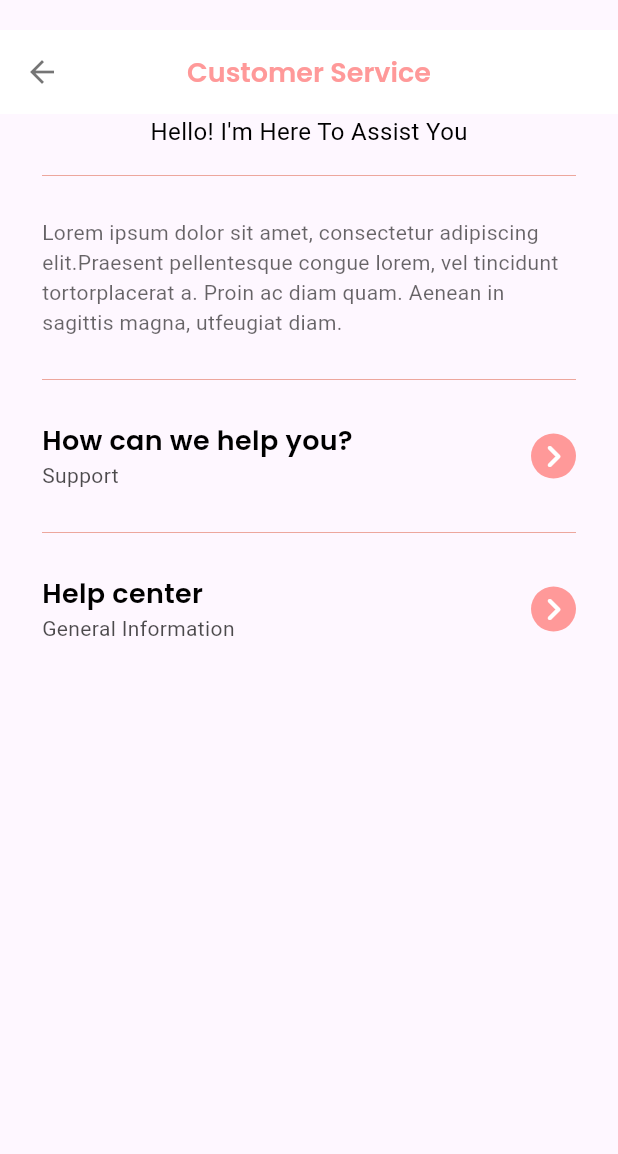
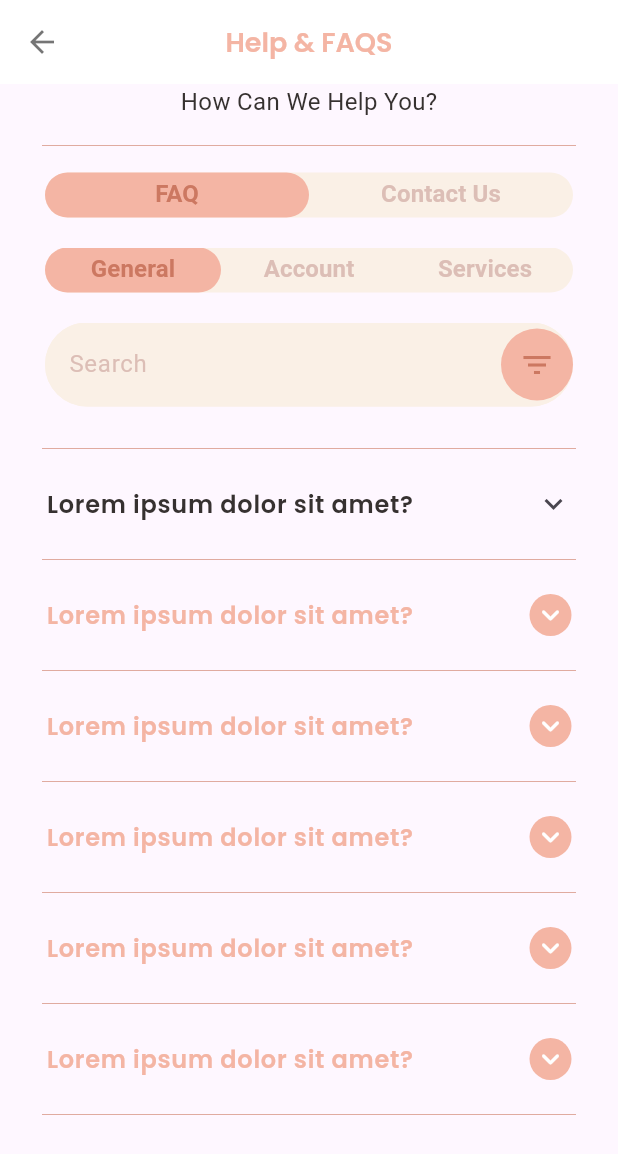
Before and after one commit to hlakhaled/customer-service, a Flutter app: the screen it shows after launch, on a phone screen of 412 x 824 dp. Shown: the top 1154 px of the screen. Run offline on Flutter 3.47's test engine with Material 3 defaults, Android fonts, the phone set to English and light mode, and no system bars; our stand-ins replace get, google_fonts.

Commit message:
finish FAQ screen

```diff
--- /dev/null
+++ b/lib/constants/assets.dart
@@ -0,0 +1,8 @@
+// ignore_for_file: prefer_single_quotes
+class Assets {
+  Assets._();
+
+  /// Assets for assetsFilter
+  /// lib/assets/filter.png
+  static const String assetsFilter = "lib/assets/filter.png";
+}
--- a/lib/core/constatnts/app_colors.dart
+++ b/lib/core/constatnts/app_colors.dart
@@ -2,11 +2,11 @@ import 'package:flutter/material.dart';
 
 class AppColors {
   static const Color white = Colors.white;
-  static const Color black = Colors.black;
+  static const Color black = Color(0xff363130);
   static const Color black54 = Colors.black54;
-  static const Color salmon = Color(0xFFFF9999);
-  static const Color terracotta = Color(0xFFE2725B);
-  static const Color brownRosy = Color(0xFFB87333);
-  static const Color beige = Color(0xFFF5F5DC);
-  static const Color orangeDark = Color(0xFFCC5500);
+  static const Color salmon = Color(0xFFf4B5A4);
+  static const Color terracotta = Color(0xFFCC7861);
+  static const Color brownRosy = Color(0xFFDCBEB6);
+  static const Color beige = Color(0xFFFAF0E6);
+  static const Color orangeDark = Color(0xFFCC7861);
 }
--- a/lib/main.dart
+++ b/lib/main.dart
@@ -12,7 +12,7 @@
   @override
   Widget build(BuildContext context) {
     return GetMaterialApp(
-      initialRoute: AppRoutes.customerService,
+      initialRoute: AppRoutes.helpFaqs,
       getPages: AppPages.routes,
       debugShowCheckedModeBanner: false,
     );
--- /dev/null
+++ b/lib/modules/help_faqs_module/bindings/help_faqs_binding.dart
@@ -0,0 +1,10 @@
+import 'package:customer_service/modules/help_faqs_module/controllers/customer_service_controller.dart';
+import 'package:get/get.dart';
+
+
+class HelpFaqsBinding extends Bindings {
+  @override
+  void dependencies() {
+    Get.lazyPut<HelpFaqsController>(() => HelpFaqsController());
+  }
+}
--- /dev/null
+++ b/lib/modules/help_faqs_module/controllers/customer_service_controller.dart
@@ -0,0 +1,9 @@
+import 'package:get/get.dart';
+
+
+class HelpFaqsController extends GetxController {
+
+
+
+
+}
--- /dev/null
+++ b/lib/modules/help_faqs_module/views/help_faqs_view.dart
@@ -0,0 +1,11 @@
+import 'package:customer_service/modules/help_faqs_module/views/widgets/help_faqs_body.dart';
+import 'package:flutter/material.dart';
+
+class HelpFaqsView extends StatelessWidget {
+  const HelpFaqsView({super.key});
+
+  @override
+  Widget build(BuildContext context) {
+    return const Scaffold(body: SafeArea(child: HelpFaqsBody()));
+  }
+}
--- /dev/null
+++ b/lib/modules/help_faqs_module/views/widgets/custom_circle_avatar_for_arrow.dart
@@ -0,0 +1,23 @@
+import 'package:customer_service/core/constatnts/app_colors.dart';
+import 'package:flutter/material.dart';
+
+class CustomCircleAvatarForArrow extends StatelessWidget {
+  const CustomCircleAvatarForArrow({
+    super.key,
+    required this.icon
+  });
+  final IconData icon;
+  @override
+  Widget build(BuildContext context) {
+    return  CircleAvatar(
+      backgroundColor: AppColors.salmon,
+      radius: 14,
+      child: Center(
+        child: Icon(
+  icon,
+          color: AppColors.white,
+        ),
+      ),
+    );
+  }
+}
--- /dev/null
+++ b/lib/modules/help_faqs_module/views/widgets/custom_expansion_tile.dart
@@ -0,0 +1,42 @@
+
+import 'package:customer_service/core/constatnts/app_colors.dart';
+import 'package:customer_service/core/utils/styles.dart';
+import 'package:flutter/material.dart';
+
+class CustomExpansionTile extends StatelessWidget {
+  const CustomExpansionTile({
+    super.key,
+  });
+
+  @override
+  Widget build(BuildContext context) {
+    return Padding(
+      padding: const EdgeInsets.symmetric(horizontal: 30),
+      child: ExpansionTile(
+        tilePadding: EdgeInsets.zero,
+        collapsedShape: const RoundedRectangleBorder(
+          side: BorderSide(color: Colors.transparent),
+          borderRadius: BorderRadius.zero,
+        ),
+        shape: const RoundedRectangleBorder(
+          side: BorderSide(color: Colors.transparent),
+          borderRadius: BorderRadius.zero,
+        ),
+        title: Text(
+          "Lorem ipsum dolor sit amet?",
+          style: Styles.textStyle16Bold
+              .copyWith(color: AppColors.black),
+        ),
+        children: [
+          ListTile(
+            contentPadding: EdgeInsets.zero,
+            title: Text(
+              "Lorem ipsum dolor sit amet, consectetur adipiscing elit.Proesent pellentesque congue lorem, vel tincidunt tortorplocerat a. Proin ac diam quam. Aenean in sagittis magna, utfeugiat diam.",
+              style: Styles.textStyle12,
+            ),
+          )
+        ],
+      ),
+    );
+  }
+}
--- /dev/null
+++ b/lib/modules/help_faqs_module/views/widgets/custom_expansion_tile2.dart
@@ -0,0 +1,57 @@
+import 'package:customer_service/core/constatnts/app_colors.dart';
+import 'package:customer_service/core/utils/styles.dart';
+import 'package:customer_service/modules/help_faqs_module/views/widgets/custom_circle_avatar_for_arrow.dart';
+import 'package:flutter/material.dart';
+
+class CustomExpansionTile2 extends StatefulWidget {
+  const CustomExpansionTile2({
+    super.key,
+  });
+
+  @override
+  State<CustomExpansionTile2> createState() => _CustomExpansionTile2State();
+}
+
+class _CustomExpansionTile2State extends State<CustomExpansionTile2> {
+  bool _customIcon = false;
+  @override
+  Widget build(BuildContext context) {
+    return Padding(
+      padding: const EdgeInsets.symmetric(horizontal: 30),
+      child: ExpansionTile(
+        onExpansionChanged: (value) {
+          setState(() {
+            _customIcon = value;
+          });
+        },
+        trailing: _customIcon
+            ? const CustomCircleAvatarForArrow(
+                icon: Icons.keyboard_arrow_up_rounded,
+              )
+            : const CustomCircleAvatarForArrow(
+                icon: Icons.keyboard_arrow_down_rounded,
+              ),
+        tilePadding: EdgeInsets.zero,
+        collapsedShape: const RoundedRectangleBorder(
+          side: BorderSide(color: Colors.transparent),
+          borderRadius: BorderRadius.zero,
+        ),
+        shape: const RoundedRectangleBorder(
+          side: BorderSide(color: Colors.transparent),
+          borderRadius: BorderRadius.zero,
+        ),
+        title: Text("Lorem ipsum dolor sit amet?",
+            style: Styles.textStyle16Bold.copyWith(color: AppColors.salmon)),
+        children: [
+          ListTile(
+            contentPadding: EdgeInsets.zero,
+            title: Text(
+              "Lorem ipsum dolor sit amet, consectetur adipiscing elit.Proesent pellentesque congue lorem, vel tincidunt tortorplocerat a. Proin ac diam quam. Aenean in sagittis magna, utfeugiat diam.",
+              style: Styles.textStyle12,
+            ),
+          )
+        ],
+      ),
+    );
+  }
+}
--- /dev/null
+++ b/lib/modules/help_faqs_module/views/widgets/custom_tab_bar.dart
@@ -0,0 +1,37 @@
+import 'package:customer_service/core/constatnts/app_colors.dart';
+import 'package:customer_service/core/utils/styles.dart';
+import 'package:flutter/material.dart';
+
+class CustomTabBar extends StatelessWidget {
+  const CustomTabBar(
+      {super.key, required this.tabController, required this.tabs});
+  final List<Widget> tabs;
+  final TabController tabController;
+
+  @override
+  Widget build(BuildContext context) {
+    return Padding(
+      padding: const EdgeInsets.symmetric(horizontal: 30),
+      child: Container(
+        height: 30,
+        decoration: BoxDecoration(
+            borderRadius: BorderRadius.circular(30), color: AppColors.beige),
+        child: TabBar(
+            controller: tabController,
+            indicator: BoxDecoration(
+              color: AppColors.salmon,
+              borderRadius: BorderRadius.circular(30),
+            ),
+            labelColor: AppColors.orangeDark,
+            labelStyle:
+                Styles.textStyle16.copyWith(fontWeight: FontWeight.bold),
+            unselectedLabelStyle:
+                Styles.textStyle16.copyWith(fontWeight: FontWeight.bold),
+            unselectedLabelColor: AppColors.brownRosy,
+            indicatorSize: TabBarIndicatorSize.tab,
+            dividerColor: Colors.transparent,
+            tabs: tabs),
+      ),
+    );
+  }
+}
--- /dev/null
+++ b/lib/modules/help_faqs_module/views/widgets/custom_text_field.dart
@@ -0,0 +1,41 @@
+
+import 'package:customer_service/core/constatnts/app_colors.dart';
+import 'package:customer_service/core/utils/styles.dart';
+import 'package:flutter/material.dart';
+
+class CustomTextField extends StatelessWidget {
+  const CustomTextField({
+    super.key,
+  });
+
+  @override
+  Widget build(BuildContext context) {
+    return Padding(
+      padding: const EdgeInsets.symmetric(horizontal: 30),
+      child: TextField(
+        decoration: InputDecoration(
+            suffixIcon: const CircleAvatar(
+              backgroundColor: AppColors.salmon,
+              child: Icon(
+                Icons.filter_list,
+                color: AppColors.terracotta,
+              ),
+            ),
+            filled: true,
+            enabledBorder: OutlineInputBorder(
+                borderRadius: BorderRadius.circular(30),
+                borderSide: const BorderSide(
+                    color: AppColors.beige)),
+            focusedBorder: OutlineInputBorder(
+                borderRadius: BorderRadius.circular(30),
+                borderSide: const BorderSide(
+                    color: AppColors.beige)),
+            focusColor: AppColors.salmon,
+            fillColor: AppColors.beige,
+            hintText: "Search",
+            hintStyle: Styles.textStyle16
+                .copyWith(color: AppColors.brownRosy)),
+      ),
+    );
+  }
+}
--- /dev/null
+++ b/lib/modules/help_faqs_module/views/widgets/general_section_info.dart
@@ -0,0 +1,37 @@
+import 'package:customer_service/core/widgets/custom_divider.dart';
+import 'package:customer_service/modules/help_faqs_module/views/widgets/custom_expansion_tile.dart';
+import 'package:customer_service/modules/help_faqs_module/views/widgets/custom_expansion_tile2.dart';
+import 'package:customer_service/modules/help_faqs_module/views/widgets/custom_text_field.dart';
+import 'package:flutter/material.dart';
+
+class GeneralSectionInfo extends StatelessWidget {
+  const GeneralSectionInfo({super.key});
+  List<Widget> buildExpansionTiles() {
+    return List.generate(
+      5,
+      (index) => const Column(
+        children: [
+          CustomExpansionTile2(),
+          CustomDivider(),
+        ],
+      ),
+    );
+  }
+
+  @override
+  Widget build(BuildContext context) {
+    return SingleChildScrollView(
+      physics: const NeverScrollableScrollPhysics(),
+      child: Column(
+        children: [
+          const CustomTextField(),
+          const SizedBox(height: 20),
+          const CustomDivider(),
+          const CustomExpansionTile(),
+          const CustomDivider(),
+          ...buildExpansionTiles(),
+        ],
+      ),
+    );
+  }
+}
--- /dev/null
+++ b/lib/modules/help_faqs_module/views/widgets/help_faqs_body.dart
@@ -0,0 +1,81 @@
+import 'package:customer_service/core/widgets/custom_app_bar.dart';
+import 'package:customer_service/data/common_model.dart';
+import 'package:customer_service/modules/help_faqs_module/views/widgets/custom_tab_bar.dart';
+
+import 'package:customer_service/modules/help_faqs_module/views/widgets/items_in_tab_bar.dart';
+import 'package:flutter/material.dart';
+
+class HelpFaqsBody extends StatefulWidget {
+  const HelpFaqsBody({super.key});
+
+  final List<Widget> firstTabBar = const [
+    Tab(text: "FAQ"),
+    Tab(text: "Contact Us"),
+  ];
+
+  final List<Widget> secondTabBar = const [
+    Tab(text: "General"),
+    Tab(text: "Account"),
+    Tab(text: "Services"),
+  ];
+
+  @override
+  State<HelpFaqsBody> createState() => _HelpFaqsBodyState();
+}
+
+class _HelpFaqsBodyState extends State<HelpFaqsBody>
+    with TickerProviderStateMixin {
+  late TabController tabController;
+  late TabController tabController2;
+
+  @override
+  void initState() {
+    tabController = TabController(length: 2, vsync: this);
+    tabController2 = TabController(length: 3, vsync: this);
+    super.initState();
+  }
+
+  @override
+  void dispose() {
+    tabController.dispose();
+    tabController2.dispose();
+    super.dispose();
+  }
+
+  @override
+  Widget build(BuildContext context) {
+    return CustomScrollView(
+      slivers: [
+        const SliverToBoxAdapter(
+          child: CustomAppBar(
+            commonModel: CommonModel(
+              title: "Help & FAQS",
+              description: "How Can We Help You?",
+            ),
+          ),
+        ),
+        const SliverToBoxAdapter(
+          child: SizedBox(height: 10),
+        ),
+        SliverToBoxAdapter(
+          child: CustomTabBar(
+            tabController: tabController,
+            tabs: widget.firstTabBar,
+          ),
+        ),
+        const SliverToBoxAdapter(
+          child: SizedBox(height: 20),
+        ),
+        SliverFillRemaining(
+          child: TabBarView(
+            controller: tabController,
+            children: [
+              ItemsInTabBar(tabController2: tabController2, widget: widget),
+              const Center(child: Text('Contact Us Content')),
+            ],
+          ),
+        ),
+      ],
+    );
+  }
+}
--- /dev/null
+++ b/lib/modules/help_faqs_module/views/widgets/items_in_tab_bar.dart
@@ -0,0 +1,37 @@
+import 'package:customer_service/modules/help_faqs_module/views/widgets/custom_tab_bar.dart';
+import 'package:customer_service/modules/help_faqs_module/views/widgets/general_section_info.dart';
+
+import 'package:customer_service/modules/help_faqs_module/views/widgets/help_faqs_body.dart';
+import 'package:flutter/material.dart';
+
+class ItemsInTabBar extends StatelessWidget {
+  const ItemsInTabBar({
+    super.key,
+    required this.tabController2,
+    required this.widget,
+  });
+
+  final TabController tabController2;
+  final HelpFaqsBody widget;
+
+  @override
+  Widget build(BuildContext context) {
+    return Column(
+      children: [
+        CustomTabBar(
+          tabController: tabController2,
+          tabs: widget.secondTabBar,
+        ),
+        const SizedBox(height: 20),
+        Expanded(
+          child: TabBarView(
+              controller: tabController2,
+              children: List.generate(
+                3,
+                (index) => const GeneralSectionInfo(),
+              )),
+        )
+      ],
+    );
+  }
+}
--- a/lib/routes.dart
+++ b/lib/routes.dart
@@ -1,5 +1,7 @@
 import 'package:customer_service/modules/customer_service_module/bindings/customer_service_binding.dart';
 import 'package:customer_service/modules/customer_service_module/views/customer_service_screen.dart';
+import 'package:customer_service/modules/help_faqs_module/bindings/help_faqs_binding.dart';
+import 'package:customer_service/modules/help_faqs_module/views/help_faqs_view.dart';
 import 'package:get/get.dart';
 
 class AppPages {
@@ -9,11 +11,11 @@ class AppPages {
       page: () => const CustomerServiceScreen(),
       binding: CustomerServiceBinding(),
     ),
-    // GetPage(
-    //   name: AppRoutes.helpFaqs,
-    //   page: () => HelpFaqsView(),
-    //   binding: HelpFaqsBinding(),
-    // ),
+    GetPage(
+      name: AppRoutes.helpFaqs,
+      page: () => const HelpFaqsView(),
+      binding: HelpFaqsBinding(),
+    ),
     // GetPage(
     //   name: AppRoutes.contactUs,
     //   page: () => ContactUsView(),
```
Also changed, not shown: pubspec.yaml (+8 -2 lines), lib/assets/filter.png (added), pubspec.lock.
